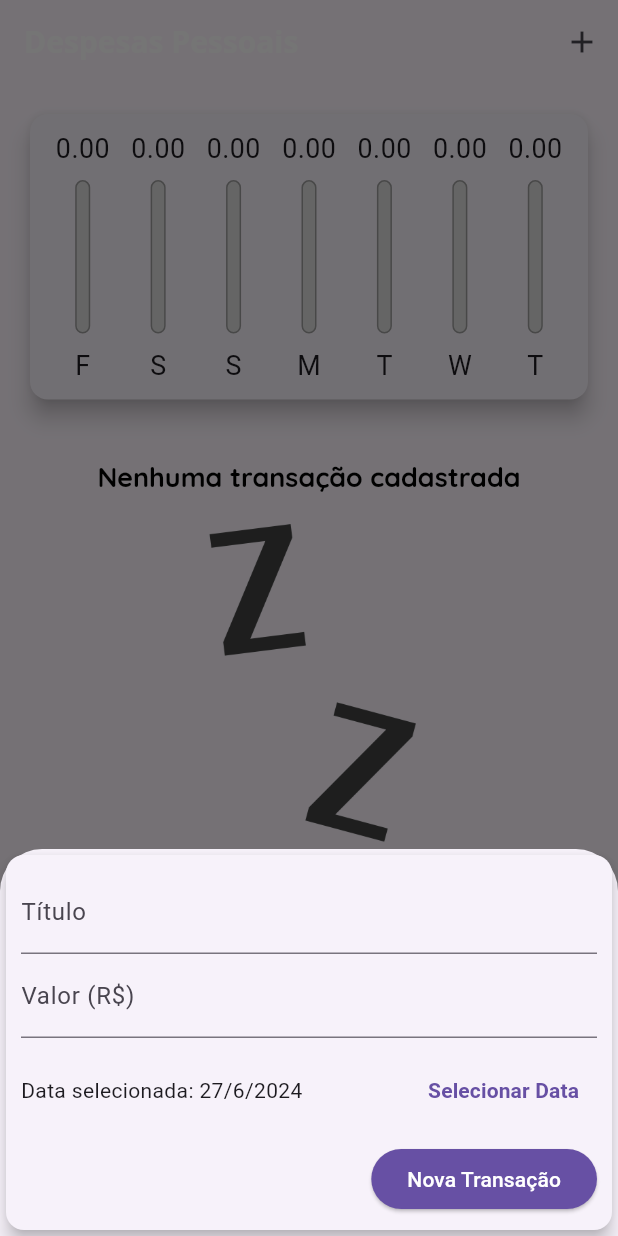
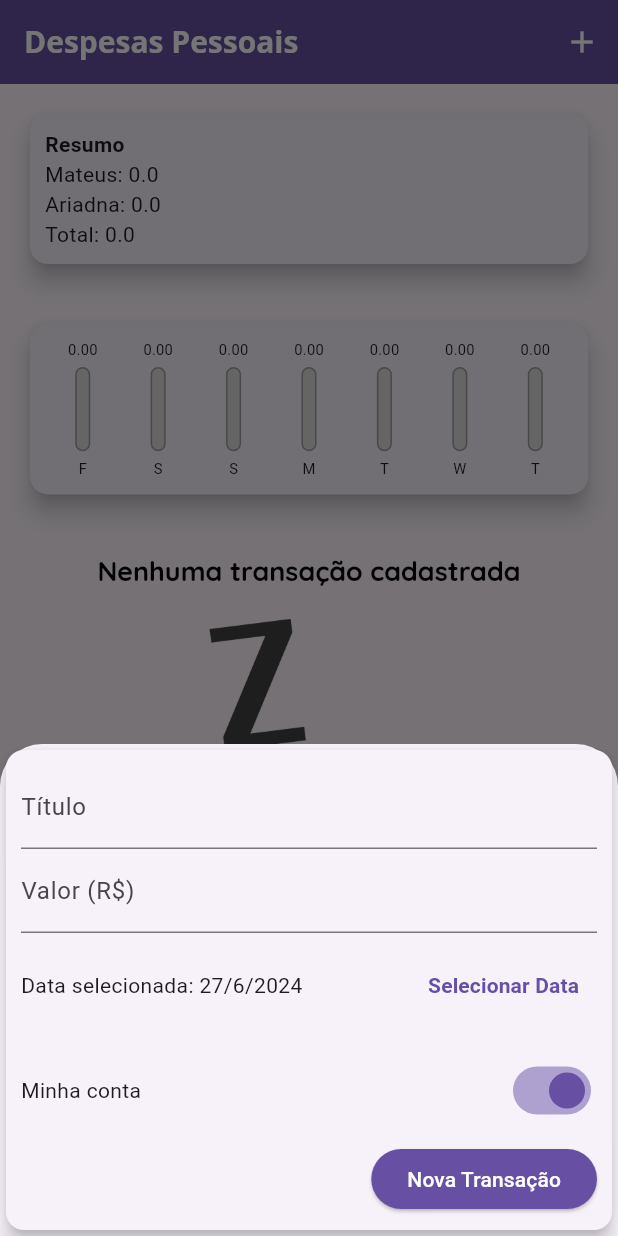
Before and after one commit to MateusMaccos/android-mobile-despesas, a Flutter app: the screen it shows after launch, after a tap on the "add" icon, on a phone screen of 412 x 824 dp. Run offline on Flutter 3.47's test engine with Material 3 defaults, Android fonts, the phone set to English and light mode, and no system bars; our stand-ins replace cloud_firestore, firebase_core; accounts and stored records are empty.

Commit message:
atualizacoes de interface

```diff
--- a/lib/components/transaction_form.dart
+++ b/lib/components/transaction_form.dart
@@ -2,11 +2,7 @@ import 'package:flutter/material.dart';
 import 'package:intl/intl.dart';
 
 class TransactionForm extends StatefulWidget {
-  final void Function(
-    String,
-    double,
-    DateTime,
-  ) onSubmit;
+  final void Function(String, double, DateTime, bool) onSubmit;
   TransactionForm(this.onSubmit, {super.key}) {
     print('Constructor TransactionForm');
   }
@@ -25,6 +21,8 @@ class _TransactionFormState extends State<TransactionForm> {
   final valueController = TextEditingController();
 
   late DateTime? _selectedDate = DateTime.now();
+
+  bool ativo = true;
 
   _TransactionFormState() {
     print('Construtor _TransactionFormState');
@@ -54,7 +52,8 @@ class _TransactionFormState extends State<TransactionForm> {
     if (title.isEmpty || value <= 0 || _selectedDate == null) {
       return;
     }
-    widget.onSubmit(title, value, _selectedDate!);
+
+    widget.onSubmit(title, value, _selectedDate!, ativo);
   }
 
   _showDatePicker() {
@@ -119,6 +118,25 @@ class _TransactionFormState extends State<TransactionForm> {
                   ],
                 ),
               ),
+              SizedBox(
+                height: 70,
+                child: Row(
+                  children: [
+                    const Expanded(
+                      child: Text('Minha conta'),
+                    ),
+                    Switch(
+                      value: ativo,
+                      activeColor: Theme.of(context).primaryColor,
+                      onChanged: (bool value) {
+                        setState(() {
+                          ativo = value;
+                        });
+                      },
+                    ),
+                  ],
+                ),
+              ),
               Row(
                 mainAxisAlignment: MainAxisAlignment.end,
                 children: [
@@ -129,7 +147,7 @@ class _TransactionFormState extends State<TransactionForm> {
                     child: Text(
                       'Nova Transação',
                       style: TextStyle(
-                          color: Theme.of(context).textTheme.button?.color),
+                          color: Theme.of(context).textTheme.labelLarge?.color),
                     ),
                   ),
                 ],
--- a/lib/components/transaction_item.dart
+++ b/lib/components/transaction_item.dart
@@ -18,19 +18,10 @@ class TransactionItem extends StatefulWidget {
 }
 
 class _TransactionItemState extends State<TransactionItem> {
-  static const colors = [
-    Colors.red,
-    Colors.purple,
-    Colors.orange,
-    Colors.blue,
-    Colors.black,
-  ];
-
-  late Color _backgroundColor;
-
   @override
   Widget build(BuildContext context) {
     return Card(
+      color: widget.t.minha ? Colors.white : Colors.amber,
       elevation: 5,
       margin: const EdgeInsets.symmetric(vertical: 8, horizontal: 5),
       child: ListTile(
@@ -41,28 +32,30 @@ class _TransactionItemState extends State<TransactionItem> {
             padding: const EdgeInsets.all(6),
             child: FittedBox(
                 child: Text(
-                    'R\$${widget.t.value.toStringAsFixed(2).replaceAll('.', ',')}')),
+              'R\$${widget.t.value.toStringAsFixed(2).replaceAll('.', ',')}',
+              style: TextStyle(color: Colors.white),
+            )),
           ),
         ),
         title: Text(
           widget.t.title,
-          style: Theme.of(context).textTheme.headline6,
+          style: Theme.of(context).textTheme.titleLarge,
         ),
         subtitle: Text(DateFormat('d MMM y').format(widget.t.date)),
         trailing: MediaQuery.of(context).size.width > 480
             ? TextButton.icon(
                 onPressed: () => widget.onRemove(widget.t.id),
-                icon: Icon(
+                icon: const Icon(
                   Icons.delete,
-                  color: Theme.of(context).errorColor,
+                  color: Colors.redAccent,
                 ),
-                label: Text(
+                label: const Text(
                   'Excluir',
-                  style: TextStyle(color: Theme.of(context).errorColor),
+                  style: TextStyle(color: Colors.redAccent),
                 ))
             : IconButton(
                 icon: const Icon(Icons.delete),
-                color: Theme.of(context).errorColor,
+                color: Colors.redAccent,
                 onPressed: () => widget.onRemove(widget.t.id),
               ),
       ),
--- a/lib/components/transaction_list.dart
+++ b/lib/components/transaction_list.dart
@@ -20,7 +20,7 @@ class TransactionList extends StatelessWidget {
                   ),
                   Text(
                     'Nenhuma transação cadastrada',
-                    style: Theme.of(context).textTheme.headline6,
+                    style: Theme.of(context).textTheme.titleLarge,
                   ),
                   const SizedBox(
                     height: 20,
--- a/lib/main.dart
+++ b/lib/main.dart
@@ -30,13 +30,14 @@ class ExpensesApp extends StatelessWidget {
           secondary: Colors.amber,
         ),
         textTheme: tema.textTheme.copyWith(
-            headline6: const TextStyle(
+          titleLarge: const TextStyle(
             fontFamily: 'Quicksand',
             fontSize: 18,
             fontWeight: FontWeight.bold,
             color: Colors.black,
           ),
-            button: const TextStyle(color: Colors.white)),
+          labelLarge: const TextStyle(color: Colors.white),
+        ),
         appBarTheme: const AppBarTheme(
           titleTextStyle: TextStyle(
             fontFamily: 'OpenSans',
@@ -58,39 +59,10 @@ class MyHomePage extends StatefulWidget {
 
 class _MyHomePageState extends State<MyHomePage> with WidgetsBindingObserver {
   bool inicializou = false;
-  final List<Transacao> _transactions = [
-    /* Transaction(
-        id: Random().nextDouble().toString(),
-        title: 'Conta #id',
-        value: 24.56,
-        date: DateTime.now()),
-    Transaction(
-        id: Random().nextDouble().toString(),
-        title: 'Conta #id',
-        value: 24.56,
-        date: DateTime.now()),
-    Transaction(
-        id: Random().nextDouble().toString(),
-        title: 'Conta #id',
-        value: 24.56,
-        date: DateTime.now()),
-    Transaction(
-        id: Random().nextDouble().toString(),
-        title: 'Conta #id',
-        value: 24.56,
-        date: DateTime.now()),
-    Transaction(
-        id: Random().nextDouble().toString(),
-        title: 'Conta #id',
-        value: 24.56,
-        date: DateTime.now()),
-    Transaction(
-        id: Random().nextDouble().toString(),
-        title: 'Conta #id',
-        value: 24.56,
-        date: DateTime.now()), */
-  ];
+  final List<Transacao> _transactions = [];
   bool _showChart = false;
+  double meusGastos = 0;
+  double gastosTotais = 0;
 
   @override
   void initState() {
@@ -119,12 +91,14 @@ class _MyHomePageState extends State<MyHomePage> with WidgetsBindingObserver {
     String title,
     double value,
     DateTime date,
+    bool minha,
   ) {
     final newTransaction = Transacao(
       id: Random().nextDouble().toString(),
       title: title,
       value: value,
       date: date,
+      minha: minha,
     );
 
     setState(() {
@@ -155,12 +129,30 @@ class _MyHomePageState extends State<MyHomePage> with WidgetsBindingObserver {
 
   _carregaLista(List<DocumentSnapshot> transacoes) {
     _transactions.clear();
-    transacoes.forEach((DocumentSnapshot tr) {
+    for (var tr in transacoes) {
       Map<String, dynamic> infoTransacao = tr.data()! as Map<String, dynamic>;
       infoTransacao['id'] = tr.id;
       Transacao transacao = Transacao.fromJson(infoTransacao);
       _addTransactionByObject(transacao);
-    });
+    }
+  }
+
+  _somaTotal() {
+    double somatorio = 0;
+    for (var t in _transactions) {
+      somatorio += t.value;
+    }
+    gastosTotais = somatorio;
+  }
+
+  _somaMeusGastos() {
+    double somatorio = 0;
+    for (var t in _transactions) {
+      if (t.minha) {
+        somatorio += t.value;
+      }
+    }
+    meusGastos = somatorio;
   }
 
   @override
@@ -168,6 +160,7 @@ class _MyHomePageState extends State<MyHomePage> with WidgetsBindingObserver {
     final mediaQuery = MediaQuery.of(context);
     bool isLandscape = mediaQuery.orientation == Orientation.landscape;
     final appBar = AppBar(
+      backgroundColor: Theme.of(context).primaryColor,
       title: const Text('Despesas Pessoais'),
       actions: [
         if (isLandscape)
@@ -177,10 +170,16 @@ class _MyHomePageState extends State<MyHomePage> with WidgetsBindingObserver {
                   _showChart = !_showChart;
                 });
               },
-              icon: Icon(_showChart ? Icons.list : Icons.show_chart)),
+              icon: Icon(
+                _showChart ? Icons.list : Icons.show_chart,
+                color: Colors.white,
+              )),
         IconButton(
             onPressed: () => _openTransactionFormModal(context),
-            icon: const Icon(Icons.add)),
+            icon: const Icon(
+              Icons.add,
+              color: Colors.white,
+            )),
       ],
     );
     final availableHeight = mediaQuery.size.height -
@@ -203,30 +202,36 @@ class _MyHomePageState extends State<MyHomePage> with WidgetsBindingObserver {
               List<DocumentSnapshot<Map<String, dynamic>>> TransactionDocs =
                   snapshot.data!.docs;
               _carregaLista(TransactionDocs);
+              _somaMeusGastos();
+              _somaTotal();
               return Scaffold(
                 appBar: appBar,
                 body: SingleChildScrollView(
                   child: Column(
                     crossAxisAlignment: CrossAxisAlignment.stretch,
                     children: [
-                      /* if (isLandscape)
-                  Row(
-                    mainAxisAlignment: MainAxisAlignment.center,
+                      SizedBox(
+                          child: Card(
+                        elevation: 6,
+                        margin: const EdgeInsets.all(20),
+                        child: Padding(
+                            padding: const EdgeInsets.all(10),
+                            child: Column(
+                              crossAxisAlignment: CrossAxisAlignment.stretch,
                               children: [
-                      const Text('Exibir Gráfico'),
-                      Switch.adaptive(
-                          activeColor: Theme.of(context).primaryColor,
-                          value: _showChart,
-                          onChanged: ((value) {
-                            setState(() {
-                              _showChart = value;
-                            });
-                          })),
+                                const Text(
+                                  "Resumo",
+                                  style: TextStyle(fontWeight: FontWeight.bold),
+                                ),
+                                Text("Mateus: $meusGastos"),
+                                Text("Ariadna: ${gastosTotais - meusGastos}"),
+                                Text("Total: $gastosTotais"),
                               ],
-                  ), */
+                            )),
+                      )),
                       if (_showChart || !isLandscape)
                         SizedBox(
-                          height: availableHeight * (isLandscape ? 0.7 : 0.3),
+                          height: availableHeight * (isLandscape ? 0.7 : 0.2),
                           child: Chart(_recentTransactions),
                         ),
                       if (!_showChart || !isLandscape)
--- a/lib/models/transaction.dart
+++ b/lib/models/transaction.dart
@@ -5,18 +5,21 @@ class Transacao {
   late final String title;
   late final double value;
   late final DateTime date;
+  late final bool minha;
 
   Transacao(
       {required this.id,
       required this.title,
       required this.value,
-      required this.date});
+      required this.date,
+      required this.minha});
 
   Transacao.fromJson(Map<String, dynamic> json) {
     id = json['id'];
     title = json['title'];
     value = json['value'];
     date = (json['date'] as Timestamp).toDate();
+    minha = json['minha'] ?? false;
   }
 
   Map<String, dynamic> toJson() {
@@ -25,6 +28,7 @@ class Transacao {
     data['title'] = title;
     data['value'] = value;
     data['date'] = date;
+    data['minha'] = minha;
     return data;
   }
 }
```
Also changed, not shown: pubspec.lock, 1 other file. Lines whose indentation alone changed are shown as unchanged.
